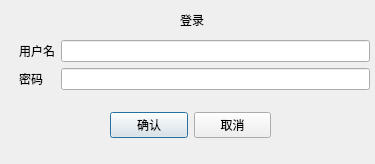
demonpi/SIMS, file SIMS/Login.ui: the form before one commit.
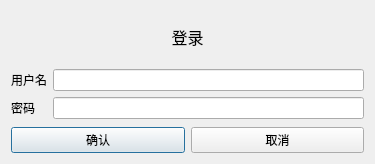
The form after the commit.

```diff
--- a/SIMS/Login.ui
+++ b/SIMS/Login.ui
@@ -13,28 +13,28 @@
   <property name="windowTitle">
    <string>Dialog</string>
   </property>
+  <layout class="QVBoxLayout" name="verticalLayout">
+   <item>
+    <layout class="QHBoxLayout" name="horizontalLayout_2">
+     <item>
   <widget class="QLabel" name="label">
-   <property name="geometry">
-    <rect>
-     <x>180</x>
-     <y>10</y>
-     <width>41</width>
-     <height>20</height>
-    </rect>
+       <property name="font">
+        <font>
+         <family>Agency FB</family>
+         <pointsize>12</pointsize>
+        </font>
    </property>
    <property name="text">
     <string>登录</string>
    </property>
-  </widget>
-  <widget class="QWidget" name="formLayoutWidget">
-   <property name="geometry">
-    <rect>
-     <x>19</x>
-     <y>40</y>
-     <width>351</width>
-     <height>51</height>
-    </rect>
-   </property>
+       <property name="alignment">
+        <set>Qt::AlignCenter</set>
+       </property>
+      </widget>
+     </item>
+    </layout>
+   </item>
+   <item>
    <layout class="QFormLayout" name="formLayout">
     <item row="0" column="0">
      <widget class="QLabel" name="label_2">
@@ -61,16 +61,8 @@
      </widget>
     </item>
    </layout>
-  </widget>
-  <widget class="QWidget" name="horizontalLayoutWidget">
-   <property name="geometry">
-    <rect>
-     <x>110</x>
-     <y>100</y>
-     <width>161</width>
-     <height>51</height>
-    </rect>
-   </property>
+   </item>
+   <item>
    <layout class="QHBoxLayout" name="horizontalLayout">
     <item>
      <widget class="QPushButton" name="comfirm_PB">
@@ -87,7 +79,8 @@
      </widget>
     </item>
    </layout>
-  </widget>
+   </item>
+  </layout>
  </widget>
  <resources/>
  <connections/>
```
Left out of the diff: 2 changed lines with no effect on the pictures. Lines whose indentation alone changed are shown as unchanged.
